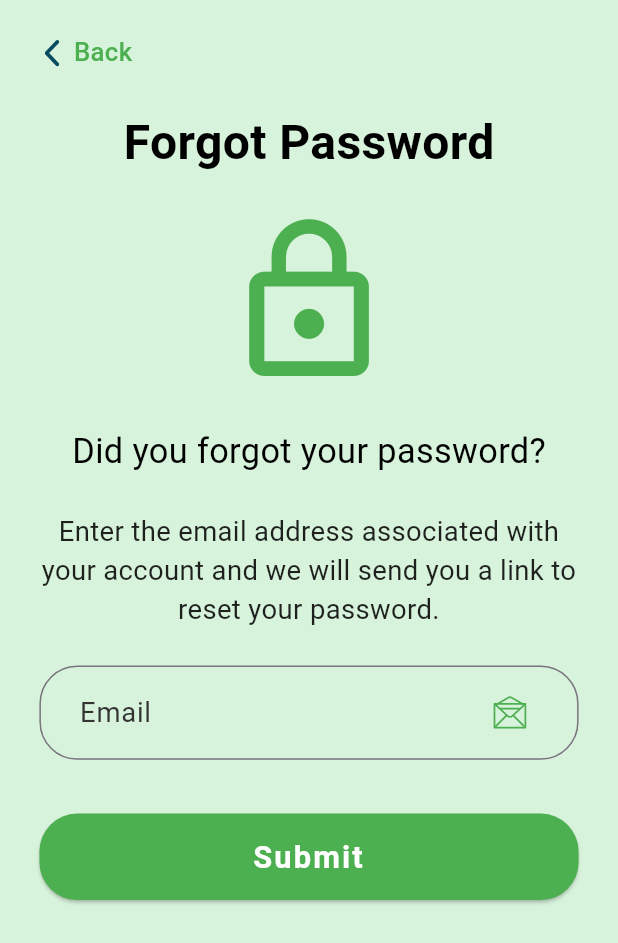
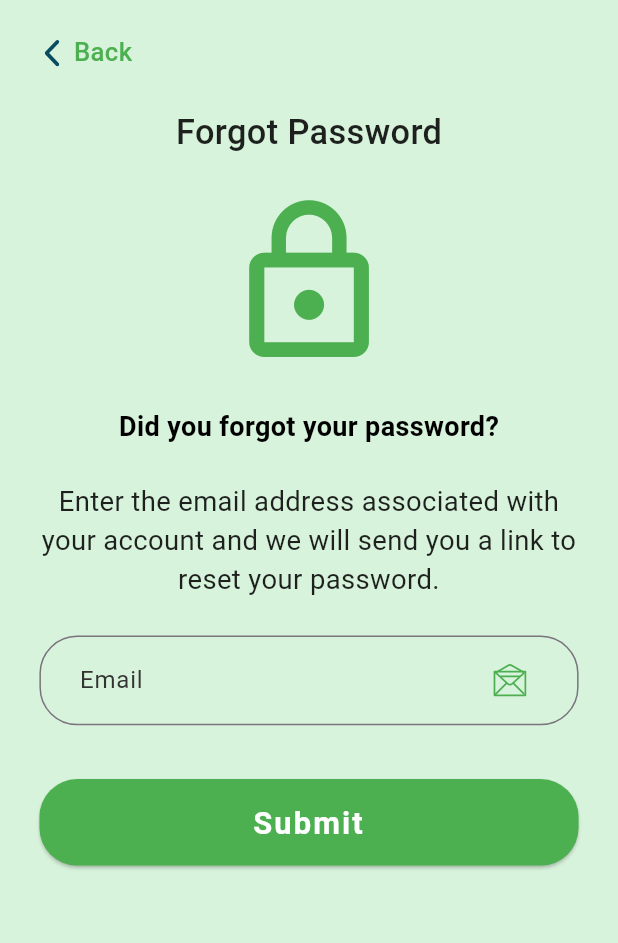
Before and after one commit to Rabin321/Safa-Sahar, a Flutter app: the ForgotPasswordScreen screen opened directly, on a phone screen of 412 x 824 dp. Shown: the top 943 px of the screen. Run offline on Flutter 3.47's test engine with Material 3 defaults, Android fonts, the light colour scheme and no system bars; our stand-ins replace dio, flutter_screenutil, flutter_svg, freezed_annotation, google_maps_flutter, motion_toast and 2 more; missing offline and left inert: flutter_polyline_points, responsive_grid_list; accounts and stored records are empty; Roboto replaces fonts that are missing (Poppins).

Commit message:
fix: reset password

```diff
--- a/lib/components/constants.dart
+++ b/lib/components/constants.dart
@@ -17,7 +17,7 @@ var kBodyText = TextStyle(
     color: Colors.black87, fontSize: 12.sp, fontWeight: FontWeight.w500);
 
 var kBodyText3 = TextStyle(
-    color: Colors.black87, fontSize: 14.sp, fontWeight: FontWeight.w500);
+    color: Colors.black87, fontSize: 16.sp, fontWeight: FontWeight.w500);
 var kButtonText = TextStyle(
   color: Colors.black87,
   fontSize: 12.sp,
--- a/lib/presentation/screens/adminside/admindashboard/widgets/activeuser_widget.dart
+++ b/lib/presentation/screens/adminside/admindashboard/widgets/activeuser_widget.dart
@@ -17,12 +17,12 @@ Widget buildActiveUsersWidget(String activeUsersText, int totalUsers) {
           mainAxisAlignment: MainAxisAlignment.spaceBetween,
           children: [
             Text(activeUsersText,
-                style: kBodyText3.copyWith(
+                style: kBodyText.copyWith(
                   color: Color(0xFF003E1F),
                   fontWeight: FontWeight.w500,
                 )),
             Text("TOTAL: $totalUsers",
-                style: kBodyText3.copyWith(
+                style: kBodyText.copyWith(
                   color: Color(0xFF003E1F),
                   fontWeight: FontWeight.w500,
                 ))
--- a/lib/presentation/screens/forgotPassword/forgotPassword.dart
+++ b/lib/presentation/screens/forgotPassword/forgotPassword.dart
@@ -1,12 +1,15 @@
+import 'package:dio/dio.dart';
+import 'package:dio/dio.dart';
+import 'package:finalyear/components/constants.dart';
 import 'package:finalyear/domain/signin/signinApi/signinRepository/login_repository.dart';
 import 'package:finalyear/presentation/screens/login/signin_page.dart';
 import 'package:finalyear/widgets/inputField.dart';
 import 'package:flutter/material.dart';
 import 'package:flutter_screenutil/flutter_screenutil.dart';
 import 'package:flutter_svg/flutter_svg.dart';
+import 'package:http/http.dart' as http;
+
 import 'package:motion_toast/motion_toast.dart';
-
-import 'package:provider/provider.dart';
 
 class ForgotPasswordScreen extends StatefulWidget {
   const ForgotPasswordScreen({Key? key}) : super(key: key);
@@ -64,6 +67,40 @@ class _ForgotPasswordScreenState extends State<ForgotPasswordScreen> {
     }
   }
 
+  // Future<void> _forgotPassword() async {
+  //   setState(() {
+  //     isLoading = true;
+  //   });
+
+  //   final String email = textControllerEmail.text;
+
+  //   final Uri url = Uri.parse('http://192.168.1.74:5000/api/forget-password/');
+  //   final Map<String, String> body = {'email': email};
+
+  //   try {
+  //     final http.Response response = await http.post(
+  //       url,
+  //       body: body,
+  //     );
+
+  //     if (response.statusCode == 200) {
+  //       // Password reset email sent successfully
+  //       // You can navigate to another screen or show a success message
+  //       print('Password reset email sent successfully');
+  //     } else {
+  //       // Handle other status codes (e.g., 400 for bad request)
+  //       print('Errorelse: ${response.statusCode}');
+  //     }
+  //   } catch (error) {
+  //     // Handle any errors that occur during the HTTP request
+  //     print('Errocatchr: $error');
+  //   }
+
+  //   setState(() {
+  //     isLoading = false;
+  //   });
+  // }
+
   @override
   Widget build(BuildContext context) {
     return Scaffold(
@@ -107,15 +144,8 @@ class _ForgotPasswordScreenState extends State<ForgotPasswordScreen> {
                 SizedBox(
                   height: 20.h,
                 ),
-                Text(
-                  "Forgot Password",
-                  style: TextStyle(
-                    fontSize: 28.sp,
-                    fontFamily: 'Poppins',
-                    fontWeight: FontWeight.w600,
-                    color: Colors.black,
-                  ),
-                ),
+                Text("Forgot Password",
+                    style: kHeadline.copyWith(fontSize: 20.sp)),
                 SizedBox(
                   height: 20.h,
                 ),
@@ -128,13 +158,7 @@ class _ForgotPasswordScreenState extends State<ForgotPasswordScreen> {
                 SizedBox(
                   height: 20.h,
                 ),
-                Text(
-                  "Did you forgot your password?",
-                  style: TextStyle(
-                      fontFamily: 'Poppins',
-                      fontSize: 20.sp,
-                      color: Colors.black),
-                ),
+                Text("Did you forgot your password?", style: subhead),
                 SizedBox(
                   height: 20.h,
                 ),
@@ -174,43 +198,6 @@ class _ForgotPasswordScreenState extends State<ForgotPasswordScreen> {
                   height: 10.h,
                 ),
                 ElevatedButton(
-                  child: isLoading
-                      ? Row(
-                          mainAxisAlignment: MainAxisAlignment.center,
-                          crossAxisAlignment: CrossAxisAlignment.center,
-                          children: [
-                            Text(
-                              "Submit",
-                              style: TextStyle(
-                                  fontFamily: 'Poppins',
-                                  fontSize: 18.sp,
-                                  fontWeight: FontWeight.w600,
-                                  letterSpacing: 1.2.sp),
-                              textAlign: TextAlign.center,
-                            ),
-                            SizedBox(width: 20.w),
-                            SizedBox(
-                              width: 20.w,
-                              height: 20.w,
-                              child: Semantics(
-                                label: "Loading",
-                                child: const CircularProgressIndicator(
-                                  color: Colors.white,
-                                ),
-                              ),
-                            ),
-                          ],
-                        )
-                      : Text(
-                          "Submit",
-                          style: TextStyle(
-                              color: Colors.white,
-                              fontFamily: 'Poppins',
-                              fontSize: 18.sp,
-                              fontWeight: FontWeight.w600,
-                              letterSpacing: 1.2.sp),
-                          textAlign: TextAlign.center,
-                        ),
                   onPressed: () async {
                     if (!isLoading) {
                       setState(() {
@@ -238,6 +225,39 @@ class _ForgotPasswordScreenState extends State<ForgotPasswordScreen> {
                       borderRadius: BorderRadius.circular(22.r),
                     ),
                   ),
+                  child: isLoading
+                      ? Row(
+                          mainAxisAlignment: MainAxisAlignment.center,
+                          crossAxisAlignment: CrossAxisAlignment.center,
+                          children: [
+                            Text(
+                              "Submit",
+                              style: kBodyText,
+                              textAlign: TextAlign.center,
+                            ),
+                            SizedBox(width: 20.w),
+                            SizedBox(
+                              width: 20.w,
+                              height: 20.w,
+                              child: Semantics(
+                                label: "Loading",
+                                child: const CircularProgressIndicator(
+                                  color: Colors.white,
+                                ),
+                              ),
+                            ),
+                          ],
+                        )
+                      : Text(
+                          "Submit",
+                          style: TextStyle(
+                              color: Colors.white,
+                              fontFamily: 'Poppins',
+                              fontSize: 18.sp,
+                              fontWeight: FontWeight.w600,
+                              letterSpacing: 1.2.sp),
+                          textAlign: TextAlign.center,
+                        ),
                 ),
                 SizedBox(
                   height: 30.h,
--- a/lib/presentation/screens/login/signin_page.dart
+++ b/lib/presentation/screens/login/signin_page.dart
@@ -41,7 +41,7 @@ class _SignInPageState extends State<SignInPage> {
       if (_emailController.text.isEmpty || _passwordController.text.isEmpty) {
         // Show error message if email or password is empty
         MotionToast.error(
-           height: 50.h,
+          height: 50.h,
           animationDuration: const Duration(milliseconds: 300),
           description: const Text("Please provide both email and password."),
         ).show(context);
@@ -64,7 +64,7 @@ class _SignInPageState extends State<SignInPage> {
       } else {
         // If login fails, display an appropriate error message
         MotionToast.error(
-           height: 50.h,
+          height: 50.h,
           animationDuration: const Duration(milliseconds: 300),
           description: const Text("Invalid email or password."),
         ).show(context);
@@ -73,7 +73,7 @@ class _SignInPageState extends State<SignInPage> {
       // Handle any unexpected errors that occur during the login process
       print("Error during login: $e");
       MotionToast.error(
-         height: 50.h,
+        height: 50.h,
         animationDuration: const Duration(milliseconds: 300),
         description:
             const Text("An unexpected error occurred. Please try again later."),
--- a/lib/utils/urls.dart
+++ b/lib/utils/urls.dart
@@ -1,4 +1,4 @@
-const baseUrl = 'http://100.64.250.118:5000/api';
+const baseUrl = 'http://192.168.1.74:5000/api';
 const registerUrl = '/register';
 
 const loginUrl = '/login';
--- a/lib/widgets/inputField.dart
+++ b/lib/widgets/inputField.dart
@@ -40,7 +40,7 @@ class _InputFieldState extends State<InputField> {
         ),
         hintStyle: TextStyle(
           fontFamily: 'Poppins',
-          fontSize: 16.sp,
+          fontSize: 14.sp,
           color: const Color(0xFF333333),
         ),
         errorStyle: TextStyle(
--- a/lib/widgets/my_password_field.dart
+++ b/lib/widgets/my_password_field.dart
@@ -81,7 +81,7 @@ class MyPasswordField extends StatelessWidget {
       padding: EdgeInsets.symmetric(vertical: 8.h),
       child: TextFormField(
         key: key, // Assign the provided key
-        style: kBodyText.copyWith(),
+        style: kBodyText,
         obscureText: isPasswordVisible, // Invert obscureText value
         keyboardType: TextInputType.text,
         decoration: InputDecoration(
--- a/pubspec.yaml
+++ b/pubspec.yaml
@@ -45,7 +45,7 @@ dependencies:
   # The following adds the Cupertino Icons font to your application.
   # Use with the CupertinoIcons class for iOS style icons.
   cupertino_icons: ^1.0.2
-  http: ^1.2.0
+  http: ^1.2.1
   modal_progress_hud_nsn: ^0.5.1
   flutter_screenutil: ^5.8.4
   dio: ^5.4.1
```
Also changed, not shown: lib/presentation/screens/adminside/addstaff/ui/addstaff.dart (+26 -23 lines), pubspec.lock.
